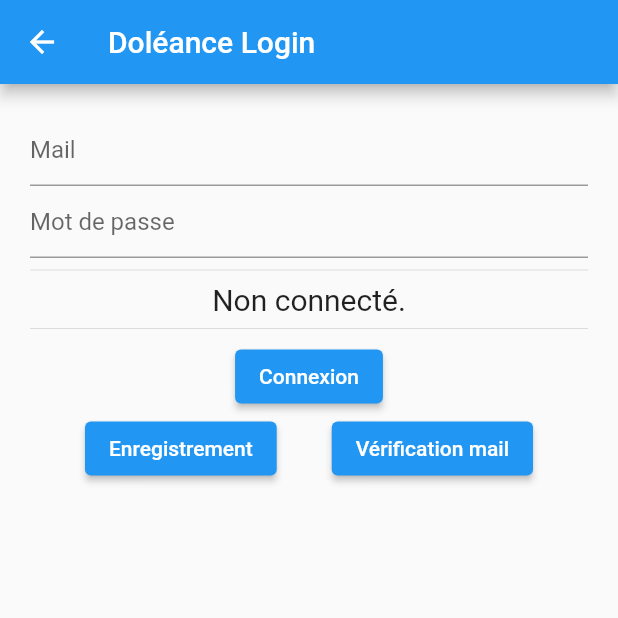
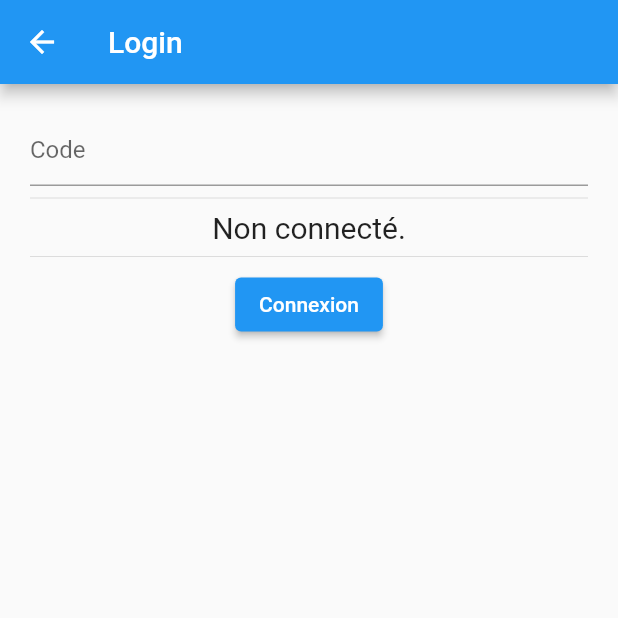
Before and after one commit to RemiKoutcherawy/doleances, a Flutter app: the screen it shows after launch, on a phone screen of 412 x 824 dp, the top half of it. Run offline on Flutter 3.47's test engine with Material 2 defaults, Android fonts, the phone set to English and light mode, and no system bars; our stand-ins replace cloud_firestore, firebase_auth, firebase_core; missing offline and left inert: cloud_firestore_web, firebase_auth_web, firebase_core_web, shared_preferences_web; accounts and stored records are empty.

Commit message:
Login with code.

```diff
--- a/lib/Login.dart
+++ b/lib/Login.dart
@@ -2,7 +2,21 @@ import 'package:flutter/material.dart';
 import 'package:firebase_core/firebase_core.dart';
 import 'package:firebase_auth/firebase_auth.dart';
 
+// For testing Login directly
+void main() => runApp(App());
+class App extends StatelessWidget {
+  @override
+  Widget build(BuildContext context) {
+    return MaterialApp(
+      home: Login(title: 'Test Login'),
+    );
+  }
+}
+
 class Login extends StatefulWidget {
+  Login({Key? key, this.title}) : super(key: key);
+  final String? title;
+
   @override
   _LoginState createState() => _LoginState();
 }
@@ -10,8 +24,7 @@ class Login extends StatefulWidget {
 class _LoginState extends State<Login> {
   String _message = '';
   bool _connected = false;
-  final TextEditingController _mail = TextEditingController();
-  final TextEditingController _password = TextEditingController();
+  final TextEditingController _code = TextEditingController();
 
   @override
   void initState() {
@@ -19,14 +32,14 @@ class _LoginState extends State<Login> {
     _showConnected();
   }
 
-  Future<void> _showErrorDialog(BuildContext context, String title, Exception e) async {
+  Future<void> _showErrorDialog(BuildContext context, String title, Exception? e) async {
     showDialog<void>(
       context: context,
       builder: (context) {
         return AlertDialog(
           title: Text(title),
           content: Text(
-            '${(e as dynamic).message}',
+            (e != null) ? '${(e as dynamic).message}' : 'Entrez le code...',
           ),
           actions: <Widget>[
             OutlinedButton(
@@ -44,8 +57,18 @@ class _LoginState extends State<Login> {
   // Check if user is connected
   Future _connect() async {
     try {
-      await FirebaseAuth.instance.signInWithEmailAndPassword(
-          email: _mail.text, password: _password.text);
+      // 3 registered profiles, 3 codes, not in clear, this is opensource !
+      // Hash would be overkill just to choose between profiles.
+      if (_code.text.contains('test')) {
+        await FirebaseAuth.instance
+            .signInWithEmailAndPassword(email: 'test@doléances.fr', password: _code.text);
+      } else if (_code.text.contains('s')) {
+        await FirebaseAuth.instance
+            .signInWithEmailAndPassword(email: 'client@doléances.fr', password: _code.text);
+      } else if (_code.text.contains('S')) {
+        await FirebaseAuth.instance
+            .signInWithEmailAndPassword(email: 'gestion@doléances.fr', password: _code.text);
+      }
       User? user = FirebaseAuth.instance.currentUser;
       if (Navigator.of(context).canPop()) {
         Navigator.of(context).pop(); // Close the drawer and return
@@ -58,26 +81,6 @@ class _LoginState extends State<Login> {
       _message = 'Erreur $e';
     }
     setState(() {});
-  }
-
-  // Register a new user
-  Future _register() async {
-    String email = _mail.text;
-    String password = _password.text;
-    try {
-      var credential = await FirebaseAuth.instance
-          .createUserWithEmailAndPassword(email: email, password: password);
-      await credential.user!.updateDisplayName(email);
-      setState(() {
-        _message = 'Enregistré';
-        // Navigator.pushNamed(context, '/liste');
-      });
-    } on FirebaseAuthException catch (e) {
-      _showErrorDialog(context, 'Échec de l’inscription', e);
-      setState(() {
-        _message = 'Erreur $e';
-      });
-    }
   }
 
   // Disconnect current user
@@ -95,15 +98,11 @@ class _LoginState extends State<Login> {
 
   // Checks and update message in Widget
   void _showConnected() async {
-    await Firebase.initializeApp();
     try {
+      await Firebase.initializeApp(); // For testing Login directly
       User? user = FirebaseAuth.instance.currentUser;
       if (user != null) {
-        _mail.value = _mail.value.copyWith(
-          text: user.email!,
-          selection: TextSelection.collapsed(offset: _mail.value.selection.baseOffset),
-        );
-        _message = 'Connecté : ${user.email}.';
+        _message = 'Connecté : ${user.email}';
         _connected = true;
       } else {
         _message = 'Non connecté.';
@@ -115,48 +114,24 @@ class _LoginState extends State<Login> {
     setState(() {});
   }
 
-  // Send an email verification
-  void _verifyEmail() async {
-    User? user = FirebaseAuth.instance.currentUser;
-    if (user != null && !user.emailVerified) {
-      await user.sendEmailVerification();
-      _message = 'Mail de vérification envoyé.';
-    }
-    if (user != null && user.emailVerified) {
-      await user.sendEmailVerification();
-      _message = 'Mail déjà vérifié';
-    }
-    setState(() {});
-  }
-
   // Widget
   @override
   Widget build(BuildContext context) {
-    print(_connected);
     return Scaffold(
       appBar: AppBar(
-        title: Text('Doléance Login'),
+        title: Text(widget.title?? 'Login'),
       ),
       body: Container(
         padding: const EdgeInsets.all(20),
         child: SingleChildScrollView(
           child: Column(
-            // padding: EdgeInsets.all(36),
             mainAxisAlignment: MainAxisAlignment.start,
             crossAxisAlignment: CrossAxisAlignment.center,
             children: [
               TextFormField(
-                controller: _mail,
-                keyboardType: TextInputType.emailAddress,
-                decoration: InputDecoration(hintText: 'Mail'),
-                validator: (text) => text!.isEmpty ? 'Votre mail est nécessaire' : '',
-              ),
-              TextFormField(
-                controller: _password,
-                keyboardType: TextInputType.emailAddress,
-                obscureText: true,
-                decoration: InputDecoration(hintText: 'Mot de passe'),
-                validator: (text) => text!.isEmpty ? 'Le mot de passe est nécessaire' : '',
+                controller: _code,
+                keyboardType: TextInputType.visiblePassword,
+                decoration: InputDecoration(hintText: 'Code'),
               ),
               Divider(),
               Center(
@@ -177,26 +152,12 @@ class _LoginState extends State<Login> {
               ) : ElevatedButton(
                 child: Text('Connexion'),
                 onPressed: () {
-                  _connect();
+                  if (_code.text.isEmpty) {
+                    _showErrorDialog(context, 'Le code est nécessaire', null);
+                  } else {
+                    _connect();
+                  }
                 },
-              ),
-              Row(
-                // mainAxisAlignment : MainAxisAlignment.center,
-                mainAxisAlignment: MainAxisAlignment.spaceEvenly,
-                children: [
-                  ElevatedButton(
-                    child: Text('Enregistrement'),
-                    onPressed: () {
-                      _register();
-                    },
-                  ),
-                  ElevatedButton(
-                    child: Text('Vérification mail'),
-                    onPressed: () {
-                      _verifyEmail();
-                    },
-                  ),
-                ],
               ),
             ],
           ),
```
